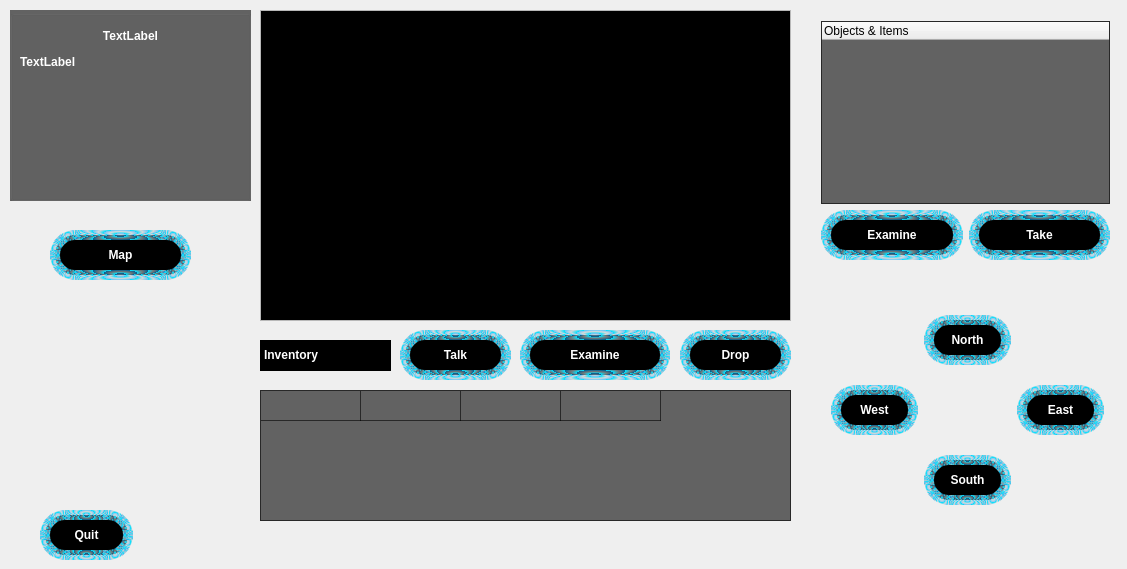
First picture: the form in gamewindow.ui, repository VelvetHawk/Zerk, before the edit.
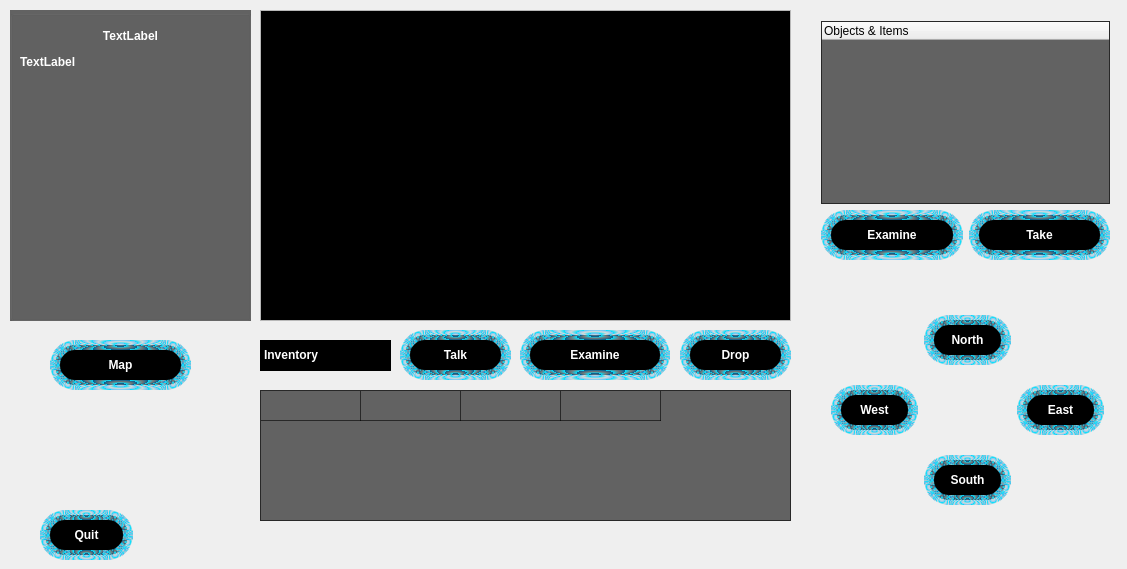
Second picture: the form after the edit. Icons and pictures are not drawn.

Diff of the .ui file:
```diff
--- a/gamewindow.ui
+++ b/gamewindow.ui
@@ -260,7 +260,7 @@
       <x>10</x>
       <y>10</y>
       <width>241</width>
-      <height>191</height>
+      <height>311</height>
      </rect>
     </property>
     <property name="title">
@@ -291,7 +291,7 @@
        <x>10</x>
        <y>45</y>
        <width>221</width>
-       <height>131</height>
+       <height>251</height>
       </rect>
      </property>
      <property name="text">
@@ -400,7 +400,7 @@
     <property name="geometry">
      <rect>
       <x>50</x>
-      <y>230</y>
+      <y>340</y>
       <width>141</width>
       <height>50</height>
      </rect>
```
